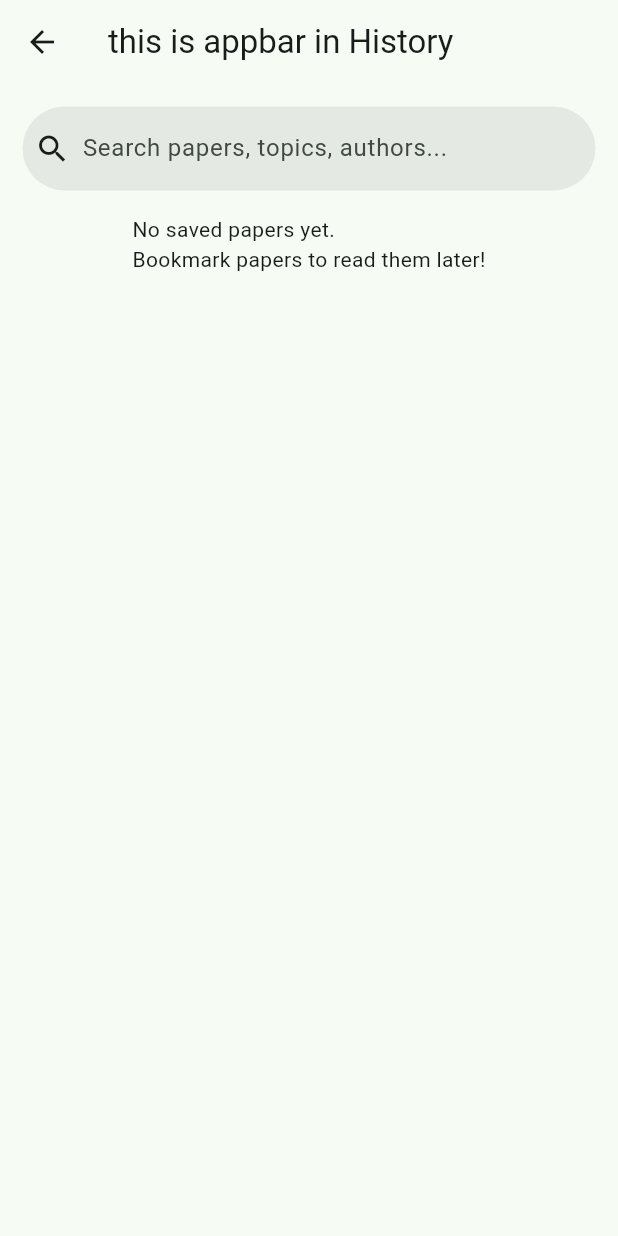
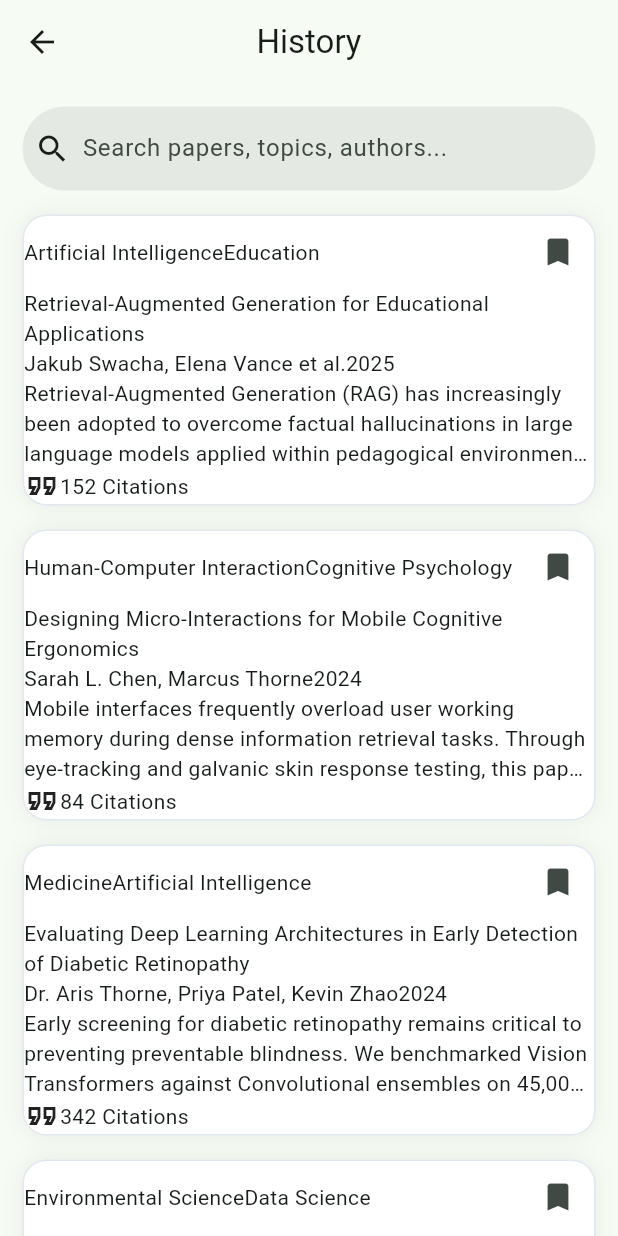
Before and after one commit to rahmisyaf/litera-app, a Flutter app: the HistoryScreen screen opened directly, on a phone screen of 412 x 824 dp. Run offline on Flutter 3.47's test engine with Material 3 defaults, Android fonts, the phone set to English and light mode, and no system bars; our stand-ins replace flutter_native_splash; statements that could not run were skipped.

Commit message:
fix screens and add a dummy paper

```diff
--- a/lib/data/papers_data.dart
+++ b/lib/data/papers_data.dart
@@ -1,4 +1,3 @@
-
 final List<Map<String, dynamic>> papersData = [
   {
     "id": "1",
@@ -7,6 +6,8 @@ final List<Map<String, dynamic>> papersData = [
     "year": "2025",
     "time": "7 min read",
     "citations": "152",
+    "isBookmarked": true,
+    "isRead": true,
     "topics": ["Artificial Intelligence", "Education"],
     "abstract": "Retrieval-Augmented Generation (RAG) has increasingly been adopted to overcome factual hallucinations in large language models applied within pedagogical environments. This paper evaluates a domain-grounded RAG architecture deployed across 1,200 undergraduate engineering students, demonstrating a 68% reduction in false explanations.",
     "ai_summary": "Evaluates textbook-grounded RAG models across 1,200 students. Reduced AI hallucinations by 68% while significantly improving students' retention in technical subjects.",
@@ -18,6 +19,8 @@ final List<Map<String, dynamic>> papersData = [
     "year": "2017",
     "time": "12 min read",
     "citations": "124,530",
+    "isBookmarked": true,
+    "isRead": false,
     "topics": ["Artificial Intelligence", "Data Science"],
     "abstract": "We propose a new simple network architecture, the Transformer, based solely on attention mechanisms, dispensing with recurrence and convolutions entirely. Experiments on machine translation tasks show these models to be superior in quality while being more parallelizable.",
     "ai_summary": "The landmark paper introducing the Transformer architecture, replacing RNNs with self-attention mechanisms and laying the groundwork for modern LLMs.",
@@ -29,6 +32,8 @@ final List<Map<String, dynamic>> papersData = [
     "year": "2024",
     "time": "6 min read",
     "citations": "84",
+    "isBookmarked": false,
+    "isRead": true,
     "topics": ["Human-Computer Interaction", "Cognitive Psychology"],
     "abstract": "Mobile interfaces frequently overload user working memory during dense information retrieval tasks. Through eye-tracking and galvanic skin response testing, this paper establishes three haptic and motion design patterns that reduce perceived task complexity by 31%.",
     "ai_summary": "Proposes 3 ergonomic micro-interaction patterns that reduce working memory load by 31% during mobile research and reading workflows.",
@@ -40,6 +45,8 @@ final List<Map<String, dynamic>> papersData = [
     "year": "2024",
     "time": "10 min read",
     "citations": "210",
+    "isBookmarked": false,
+    "isRead": false,
     "topics": ["Software Engineering", "Information Systems"],
     "abstract": "We analyze architectural drift and fault propagation across 42 enterprise microservice deployments over five years. Results demonstrate that event-driven choreographies suffer 40% fewer cascading downtime events compared to synchronous REST cascades.",
     "ai_summary": "Empirical analysis showing event-driven architectures cut cascading service failures by 40% compared to REST-driven microservice networks.",
@@ -51,6 +58,8 @@ final List<Map<String, dynamic>> papersData = [
     "year": "2024",
     "time": "8 min read",
     "citations": "342",
+    "isBookmarked": true,
+    "isRead": true,
     "topics": ["Medicine", "Artificial Intelligence"],
     "abstract": "Early screening for diabetic retinopathy remains critical to preventing preventable blindness. We benchmarked Vision Transformers against Convolutional ensembles on 45,000 multi-ethnic fundus photos, achieving 98.4% diagnostic sensitivity in preclinical stages.",
     "ai_summary": "Vision Transformers achieved 98.4% sensitivity in detecting preclinical diabetic retinopathy on multi-ethnic fundus photo datasets.",
@@ -62,6 +71,8 @@ final List<Map<String, dynamic>> papersData = [
     "year": "2023",
     "time": "5 min read",
     "citations": "119",
+    "isBookmarked": false,
+    "isRead": false,
     "topics": ["Economics", "Social Psychology"],
     "abstract": "This study analyzes consumer cancellation frictions and opt-out inertia across 1.4 million mobile app subscriptions, finding that transparent, low-friction cancellation flows actually increased 90-day brand reactivation rates by 18%.",
     "ai_summary": "Proves that transparent, easy cancellation options paradoxically increase user trust and boost customer reactivation by 18%.",
@@ -73,6 +84,8 @@ final List<Map<String, dynamic>> papersData = [
     "year": "2024",
     "time": "9 min read",
     "citations": "95",
+    "isBookmarked": true,
+    "isRead": false,
     "topics": ["Computer Networks", "Information Systems"],
     "abstract": "Traditional perimeter-based network security is inadequate for hybrid cloud topologies. We formulate a dynamic identity-aware proxy schema with continuous micro-segmentation, mitigating lateral credential pivoting by 92% in red-team assessments.",
     "ai_summary": "Introduces continuous micro-segmentation for multi-cloud setups, eliminating 92% of lateral attack pathways in red-team security tests.",
@@ -84,6 +97,8 @@ final List<Map<String, dynamic>> papersData = [
     "year": "2025",
     "time": "7 min read",
     "citations": "67",
+    "isBookmarked": false,
+    "isRead": true,
     "topics": ["Environmental Science", "Data Science"],
     "abstract": "Urban concrete topography drastically accelerates rainfall runoff velocity. By coupling IoT sewer telemetry with spatio-temporal Graph Neural Networks (GNNs), our prototype delivers actionable flash-flood predictions 45 minutes earlier than hydrodynamic baselines.",
     "ai_summary": "Uses Graph Neural Networks and IoT sensors to forecast urban flash floods 45 minutes earlier than conventional hydrodynamic models.",
@@ -95,6 +110,8 @@ final List<Map<String, dynamic>> papersData = [
     "year": "2024",
     "time": "6 min read",
     "citations": "130",
+    "isBookmarked": true,
+    "isRead": true,
     "topics": ["Education", "Software Engineering"],
     "abstract": "While AI coding assistants offer instant code completion, their impact on beginner problem-solving remains controversial. This randomized trial reveals that teaching structured prompt formulation before coding increases code comprehension by 24%.",
     "ai_summary": "Structured instruction in prompt formulation enhances beginner programming comprehension and reduces frustration with AI code generators.",
@@ -106,6 +123,8 @@ final List<Map<String, dynamic>> papersData = [
     "year": "2023",
     "time": "11 min read",
     "citations": "480",
+    "isBookmarked": false,
+    "isRead": false,
     "topics": ["Social Psychology", "Human-Computer Interaction"],
     "abstract": "Analyzing sentiment dissemination across 8 million social network threads indicates that algorithmic engagement weighting disproportionately amplifies high-arousal moral outrage, shortening community discourse stability by 43%.",
     "ai_summary": "Demonstrates how engagement-based feed algorithms artificially bias towards high-arousal outrage, accelerating user polarization.",
@@ -117,6 +136,8 @@ final List<Map<String, dynamic>> papersData = [
     "year": "2025",
     "time": "8 min read",
     "citations": "53",
+    "isBookmarked": false,
+    "isRead": true,
     "topics": ["Computer Networks"],
     "abstract": "We demonstrate continuous-variable quantum key distribution (CV-QKD) over 120km of standard telecom single-mode optical fiber under commercial co-propagating classical traffic conditions, achieving secret key rates exceeding 2.5 Mbps.",
     "ai_summary": "Achieved a breakthrough 2.5 Mbps quantum key generation rate over 120km of standard commercial optical telecom fiber.",
@@ -128,6 +149,8 @@ final List<Map<String, dynamic>> papersData = [
     "year": "2024",
     "time": "9 min read",
     "citations": "164",
+    "isBookmarked": true,
+    "isRead": false,
     "topics": ["Environmental Science", "Information Systems"],
     "abstract": "Cloud server orchestration rarely aligns compute spikes with renewable grid surplus. We present an energy-aware Kubernetes scheduler that relocates non-latency-critical batch training jobs to geographic regions with wind and solar surpluses.",
     "ai_summary": "A dynamic cloud job scheduler that moves heavy AI training workloads to regions with active solar and wind energy surpluses.",
@@ -139,6 +162,8 @@ final List<Map<String, dynamic>> papersData = [
     "year": "2024",
     "time": "7 min read",
     "citations": "98",
+    "isBookmarked": false,
+    "isRead": false,
     "topics": ["Cognitive Psychology", "Education"],
     "abstract": "Through longitudinal fMRI monitoring, we assess neural substrate activation during 5-minute modularized concept bursts versus 50-minute continuous academic lectures, verifying superior long-term memory consolidation in the modularized cohort.",
     "ai_summary": "fMRI brain imaging confirms that 5-minute focused micro-learning modules yield significantly higher long-term concept consolidation than traditional lectures.",
@@ -150,6 +175,8 @@ final List<Map<String, dynamic>> papersData = [
     "year": "2024",
     "time": "10 min read",
     "citations": "78",
+    "isBookmarked": false,
+    "isRead": true,
     "topics": ["Economics", "Computer Networks"],
     "abstract": "Traditional cross-border settlement rails require 3 to 5 banking intermediaries with prohibitive currency conversion fees. We evaluate a zero-knowledge verified ledger that settles invoices atomically in under 4 seconds.",
     "ai_summary": "Showcases a zero-knowledge ledger protocol that settles multi-currency international trade payments in 4 seconds with 90% fee reduction.",
@@ -161,6 +188,8 @@ final List<Map<String, dynamic>> papersData = [
     "year": "2024",
     "time": "8 min read",
     "citations": "215",
+    "isBookmarked": true,
+    "isRead": true,
     "topics": ["Medicine", "Artificial Intelligence"],
     "abstract": "Physicians frequently reject black-box neural network diagnostic recommendations. By embedding counterfactual explanations and feature attribution maps into EHR dashboards, clinical agreement with AI triage recommendations rose from 41% to 83%.",
     "ai_summary": "Adding visual counterfactual explanations to AI clinical recommendations doubled physician adoption and trust from 41% to 83%.",
@@ -172,6 +201,8 @@ final List<Map<String, dynamic>> papersData = [
     "year": "2025",
     "time": "6 min read",
     "citations": "45",
+    "isBookmarked": false,
+    "isRead": false,
     "topics": ["Software Engineering", "Human-Computer Interaction"],
     "abstract": "Declarative component-based systems (like Flutter, React Native, and SwiftUI) introduce anti-patterns distinct from traditional imperative UI. We catalog 12 recurring performance bottlenecks, including rebuild cascades and excessive closure captures.",
     "ai_summary": "Catalogs 12 major performance anti-patterns specific to declarative mobile frameworks (like unnecessary rebuilds in Flutter and React).",
@@ -183,6 +214,8 @@ final List<Map<String, dynamic>> papersData = [
     "year": "2023",
     "time": "11 min read",
     "citations": "135",
+    "isBookmarked": true,
+    "isRead": false,
     "topics": ["Economics", "Data Science"],
     "abstract": "Policy evaluation often conflates correlation with structural causality. We formulate a double-machine-learning model on 40 years of OECD monetary decisions to isolate the authentic inflationary impact of targeted interest rate adjustments.",
     "ai_summary": "Uses double-machine-learning to accurately isolate the causal impact of central bank interest rate interventions on inflation.",
@@ -194,6 +227,8 @@ final List<Map<String, dynamic>> papersData = [
     "year": "2024",
     "time": "6 min read",
     "citations": "88",
+    "isBookmarked": false,
+    "isRead": true,
     "topics": ["Medicine", "Information Systems"],
     "abstract": "Examines technological, cultural, and bandwidth impediments to digital healthcare consultations across 30 remote clinics in developing provinces, formulating a hybrid offline-first synchronization architecture for clinical records.",
     "ai_summary": "Presents an offline-first mobile sync model that keeps rural clinics operational during prolonged internet outages.",
@@ -205,6 +240,8 @@ final List<Map<String, dynamic>> papersData = [
     "year": "2025",
     "time": "8 min read",
     "citations": "61",
+    "isBookmarked": false,
+    "isRead": false,
     "topics": ["Environmental Science"],
     "abstract": "Electronic soil sensors typically generate hazardous e-waste upon expiration. We develop a cellulose-based nitrate and moisture sensor that fully degrades into organic compost after 180 days while streaming telemetry via low-power LoRaWAN.",
     "ai_summary": "A fully compostable cellulose IoT soil sensor that safely degrades in 180 days while tracking moisture and nitrate telemetry.",
@@ -216,6 +253,8 @@ final List<Map<String, dynamic>> papersData = [
     "year": "2024",
     "time": "7 min read",
     "citations": "104",
+    "isBookmarked": true,
+    "isRead": true,
     "topics": ["Cognitive Psychology", "Artificial Intelligence"],
     "abstract": "Standard spaced repetition algorithms (like SuperMemo and Anki) schedule reviews based on static recall history. By integrating wearable EEG attention telemetry, our adaptive engine improved flashcard recall retention by 37%.",
     "ai_summary": "Incorporates real-time EEG brainwave focus data into spaced repetition algorithms, boosting memory retention by 37%.",
--- a/lib/screens/history_screen.dart
+++ b/lib/screens/history_screen.dart
@@ -18,7 +18,8 @@ class _HistoryScreenState extends State<HistoryScreen> {
 
     return Scaffold(
       appBar: AppBar(
-        title: const Text('this is appbar in History'),
+        centerTitle: true,
+        title: const Text('History'),
       ),
       body: SingleChildScrollView(
         padding: const EdgeInsets.all(15.0),
@@ -35,7 +36,7 @@ class _HistoryScreenState extends State<HistoryScreen> {
               },
             ),
             if (historyPapers.isEmpty)
-            const Center(child: Text("No saved papers yet.\nBookmark papers to read them later!"),)
+            const Center(child: Text("No papers yet.\nRead any papers and mark them as read!"),)
 
             else
             ...historyPapers.map((paper) => PaperCard(
--- a/lib/screens/home_screen.dart
+++ b/lib/screens/home_screen.dart
@@ -1,6 +1,7 @@
 import 'package:flutter/material.dart';
 import 'package:litera/widgets/paper_card.dart';
 import 'package:litera/data/papers_data.dart';
+import 'package:litera/screens/topic_selection_screen.dart';
 
 
 class HomeScreen extends StatefulWidget{
@@ -41,7 +42,10 @@ class _HomeScreenState extends State<HomeScreen> {
         actions: [
           IconButton(
             onPressed: (){
-
+                Navigator.pushReplacement(
+                  context,
+                  MaterialPageRoute(builder: (context) => const TopicSelection()),
+                );
             },
             icon: Icon(Icons.settings))
         ],
@@ -52,7 +56,7 @@ class _HomeScreenState extends State<HomeScreen> {
           crossAxisAlignment: CrossAxisAlignment.stretch,
           spacing: 16,
           children: [
-            Text("Good Morning!"),
+            Text("Hello, Welcome!"),
             Text("Here are some papers for you"),
             SearchBar(
               leading: const Icon(Icons.search),
--- a/lib/screens/topic_selection_screen.dart
+++ b/lib/screens/topic_selection_screen.dart
@@ -41,25 +41,6 @@ class _TopicSelectionState extends State<TopicSelection> {
         child: ListView(
           padding: const EdgeInsets.symmetric(horizontal: 20, vertical: 16),
           children: [
-            Row(
-              children: [
-                Container(
-                  padding: const EdgeInsets.symmetric(horizontal: 12, vertical: 6),
-                  decoration: BoxDecoration(
-                    color: const Color(0xFFF3E8FF),
-                    borderRadius: BorderRadius.circular(20),
-                  ),
-                  child: const Text(
-                    "STEP 1 OF 1",
-                    style: TextStyle(
-                      fontSize: 11,
-                      fontWeight: FontWeight.bold,
-                      color: Color(0xFF9333EA),
-                    ),
-                  ),
-                ),
-              ],
-            ),
             const SizedBox(height: 16),
             const Text(
               "What are you\ninterested in?",
```
Also changed, not shown: 1 other file.
